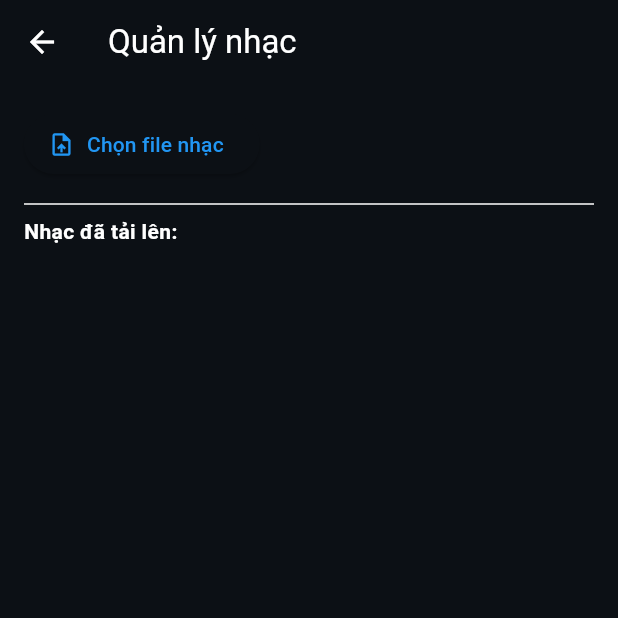
After one commit to vuongcog/PlayingMusic, a Flutter app: the AdminMusicPage screen opened by its route, after a tap on "Chọn file nhạc", on a phone screen of 412 x 824 dp, the top half of it. The commit adds this screen. Run offline on Flutter 3.47's test engine with Material 3 defaults, Android fonts, the phone set to English and light mode, and no system bars; our stand-ins replace file_picker, just_audio, jwt_decoder, shared_preferences; accounts and stored records are empty; network calls fail; project files that could hold a hidden picture were left out.

Commit message:
AdminPage,LoginPage,HomeScreen

```diff
--- a/lib/app-routers/index.dart
+++ b/lib/app-routers/index.dart
@@ -1,7 +1,8 @@
 import 'package:flutter/material.dart';
 import 'package:working_message_mobile/app/index.dart';
+import 'package:working_message_mobile/modules/AdminPage/index.dart';
 import 'package:working_message_mobile/modules/HomeScreen/index.dart';
-import 'package:working_message_mobile/modules/PlayingMusicScreen/index.dart';
+import 'package:working_message_mobile/modules/LoginPage/index.dart';
 
 class AppRouter {
   static Route<dynamic> generateRoute(RouteSettings settings) {
@@ -10,10 +11,10 @@ class AppRouter {
         return MaterialPageRoute(builder: (_) => HomePage());
       case '/home':
         return MaterialPageRoute(builder: (_) => HomeScreen());
-      case '/playing_music':
-        return MaterialPageRoute(
-          builder: (_) => MusicPlayerScreen(title: "title"),
-        );
+      case '/login':
+        return MaterialPageRoute(builder: (_) => const LoginPage());
+      case '/admin':
+        return MaterialPageRoute(builder: (_) => const AdminMusicPage());
       default:
         return MaterialPageRoute(
           builder:
--- a/lib/components/ToggleNav/index.dart
+++ b/lib/components/ToggleNav/index.dart
@@ -38,7 +38,7 @@ class ToggleNav extends StatelessWidget {
 class _ToggleButtonText extends StatelessWidget {
   final String label;
 
-  const _ToggleButtonText({super.key, required this.label});
+  const _ToggleButtonText({required this.label});
 
   @override
   Widget build(BuildContext context) {
--- a/lib/constants/list.dart
+++ b/lib/constants/list.dart
@@ -2,4 +2,9 @@ class Assets {
   static const String Card = "assets/images/main-image/card.png";
   static const String MAKING_MY_WAVE =
       "assets/images/main-image/makingmyway.jpg";
+
+  static const String MAKING_MY_WAVE1 =
+      "assets/images/main-image/makingmyway.png";
+
+  static const String API_URL = "http://192.168.3.102:3000";
 }
--- a/lib/main.dart
+++ b/lib/main.dart
@@ -3,7 +3,6 @@ import 'package:flutter/material.dart';
 import 'package:provider/provider.dart';
 import 'package:working_message_mobile/app/index.dart';
 import 'package:working_message_mobile/objects/theme_provider.dart';
-import 'package:flutter/services.dart';
 
 void main() {
   runApp(ChangeNotifierProvider(create: (_) => ThemeProvider(), child: App()));
--- /dev/null
+++ b/lib/modules/AdminPage/index.dart
@@ -0,0 +1,213 @@
+import 'package:flutter/material.dart';
+import 'package:file_picker/file_picker.dart';
+import 'package:http/http.dart' as http;
+import 'dart:convert';
+import 'dart:io';
+
+import 'package:working_message_mobile/constants/list.dart';
+
+class AdminMusicPage extends StatefulWidget {
+  const AdminMusicPage({super.key});
+
+  @override
+  State<AdminMusicPage> createState() => _AdminMusicPageState();
+}
+
+class _AdminMusicPageState extends State<AdminMusicPage> {
+  List<dynamic> tracks = [];
+  File? selectedFile;
+  String? fileName;
+
+  // 🆕 Các controller cho metadata
+  final TextEditingController titleController = TextEditingController();
+  final TextEditingController artistController = TextEditingController();
+  final TextEditingController albumController = TextEditingController();
+  final TextEditingController genreController = TextEditingController();
+  final TextEditingController durationController = TextEditingController();
+
+  @override
+  void initState() {
+    super.initState();
+    fetchTracks();
+  }
+
+  Future<void> fetchTracks() async {
+    final response = await http.get(Uri.parse('${Assets.API_URL}/track'));
+    if (response.statusCode == 200) {
+      setState(() {
+        tracks = jsonDecode(response.body);
+      });
+    } else {
+      print("❌ Failed to load tracks");
+    }
+  }
+
+  Future<void> pickMusicFile() async {
+    final result = await FilePicker.platform.pickFiles(type: FileType.audio);
+
+    if (result != null && result.files.single.path != null) {
+      setState(() {
+        selectedFile = File(result.files.single.path!);
+        fileName = result.files.single.name;
+      });
+    }
+  }
+
+  Future<void> uploadMusicFile() async {
+    if (selectedFile == null) return;
+
+    showDialog(
+      context: context,
+      barrierDismissible: false,
+      builder: (_) => const Center(child: CircularProgressIndicator()),
+    );
+
+    try {
+      var request = http.MultipartRequest(
+        'POST',
+        Uri.parse('${Assets.API_URL}/track/upload'),
+      );
+
+      request.files.add(
+        await http.MultipartFile.fromPath('file', selectedFile!.path),
+      );
+
+      request.fields['title'] = titleController.text;
+      request.fields['artist'] = artistController.text;
+      request.fields['album'] = albumController.text;
+      request.fields['genre'] = genreController.text;
+      request.fields['duration'] = durationController.text;
+
+      var response = await request.send();
+      Navigator.of(context).pop();
+
+      if (response.statusCode == 201) {
+        setState(() {
+          selectedFile = null;
+          fileName = null;
+
+          titleController.clear();
+          artistController.clear();
+          albumController.clear();
+          genreController.clear();
+          durationController.clear();
+        });
+
+        if (context.mounted) {
+          ScaffoldMessenger.of(context).showSnackBar(
+            const SnackBar(content: Text('🎉 Upload thành công!')),
+          );
+        }
+
+        fetchTracks();
+      } else {
+        if (context.mounted) {
+          ScaffoldMessenger.of(
+            context,
+          ).showSnackBar(const SnackBar(content: Text('❌ Upload thất bại!')));
+        }
+      }
+    } catch (e) {
+      Navigator.of(context).pop();
+      if (context.mounted) {
+        ScaffoldMessenger.of(
+          context,
+        ).showSnackBar(SnackBar(content: Text('⚠️ Lỗi: $e')));
+      }
+    }
+  }
+
+  @override
+  Widget build(BuildContext context) {
+    return Scaffold(
+      appBar: AppBar(title: const Text("Quản lý nhạc")),
+      body: Padding(
+        padding: const EdgeInsets.all(16.0),
+        child: Column(
+          crossAxisAlignment: CrossAxisAlignment.start,
+          children: [
+            // 👉 Bọc phần đầu bằng scroll view để tránh tràn
+            Expanded(
+              child: SingleChildScrollView(
+                child: Column(
+                  crossAxisAlignment: CrossAxisAlignment.start,
+                  children: [
+                    ElevatedButton.icon(
+                      icon: const Icon(Icons.upload_file),
+                      label: const Text("Chọn file nhạc"),
+                      onPressed: pickMusicFile,
+                    ),
+                    const SizedBox(height: 8),
+                    if (fileName != null) ...[
+                      Text('📁 Đã chọn: $fileName'),
+                      const SizedBox(height: 16),
+
+                      TextField(
+                        controller: titleController,
+                        decoration: const InputDecoration(
+                          labelText: '🎵 Tiêu đề',
+                        ),
+                      ),
+                      TextField(
+                        controller: artistController,
+                        decoration: const InputDecoration(
+                          labelText: '👤 Ca sĩ',
+                        ),
+                      ),
+                      TextField(
+                        controller: albumController,
+                        decoration: const InputDecoration(
+                          labelText: '💿 Album',
+                        ),
+                      ),
+                      TextField(
+                        controller: genreController,
+                        decoration: const InputDecoration(
+                          labelText: '🎶 Thể loại',
+                        ),
+                      ),
+                      TextField(
+                        controller: durationController,
+                        decoration: const InputDecoration(
+                          labelText: '⏱️ Thời lượng (giây)',
+                        ),
+                        keyboardType: TextInputType.number,
+                      ),
+                      const SizedBox(height: 8),
+                      ElevatedButton.icon(
+                        icon: const Icon(Icons.send),
+                        label: const Text("🎵 Xác nhận gửi lên server"),
+                        onPressed: uploadMusicFile,
+                      ),
+                      const SizedBox(height: 16),
+                    ],
+                    const Divider(),
+                    const Text(
+                      "Nhạc đã tải lên:",
+                      style: TextStyle(fontWeight: FontWeight.bold),
+                    ),
+                    const SizedBox(height: 8),
+                  ],
+                ),
+              ),
+            ),
+            // 👉 Phần danh sách nhạc vẫn được scroll riêng
+            Flexible(
+              child: ListView.builder(
+                itemCount: tracks.length,
+                itemBuilder: (context, index) {
+                  final track = tracks[index];
+                  return ListTile(
+                    leading: const Icon(Icons.music_note),
+                    title: Text(track['title'] ?? 'Không có tiêu đề'),
+                    subtitle: Text(track['artist'] ?? ''),
+                  );
+                },
+              ),
+            ),
+          ],
+        ),
+      ),
+    );
+  }
+}
--- a/pubspec.yaml
+++ b/pubspec.yaml
@@ -38,6 +38,11 @@ dependencies:
   provider: ^6.1.2
   just_audio: ^0.10.0
   rxdart: ^0.28.0
+  shared_preferences: ^2.5.3
+  http: ^1.3.0
+  jwt_decoder: ^2.0.1
+  file_picker: ^10.1.2
+  flutter_dotenv: ^5.2.1
 
 dev_dependencies:
   flutter_test:
```
Also changed, not shown: lib/app/index.dart (+34 -1 lines), lib/modules/HomeScreen/index.dart (+41 -20 lines), lib/modules/LoginPage/index.dart (added, +115 -0 lines), lib/modules/MusicPlayerScreen/index.dart (+11 -17 lines), lib/modules/PlayMusicScreen/index.dart (deleted, +0 -17 lines), lib/modules/PlayingMusicScreen/index.dart (deleted, +0 -88 lines), assets/images/main-image/makingmyway.png (added), pubspec.lock, 2 other files.
